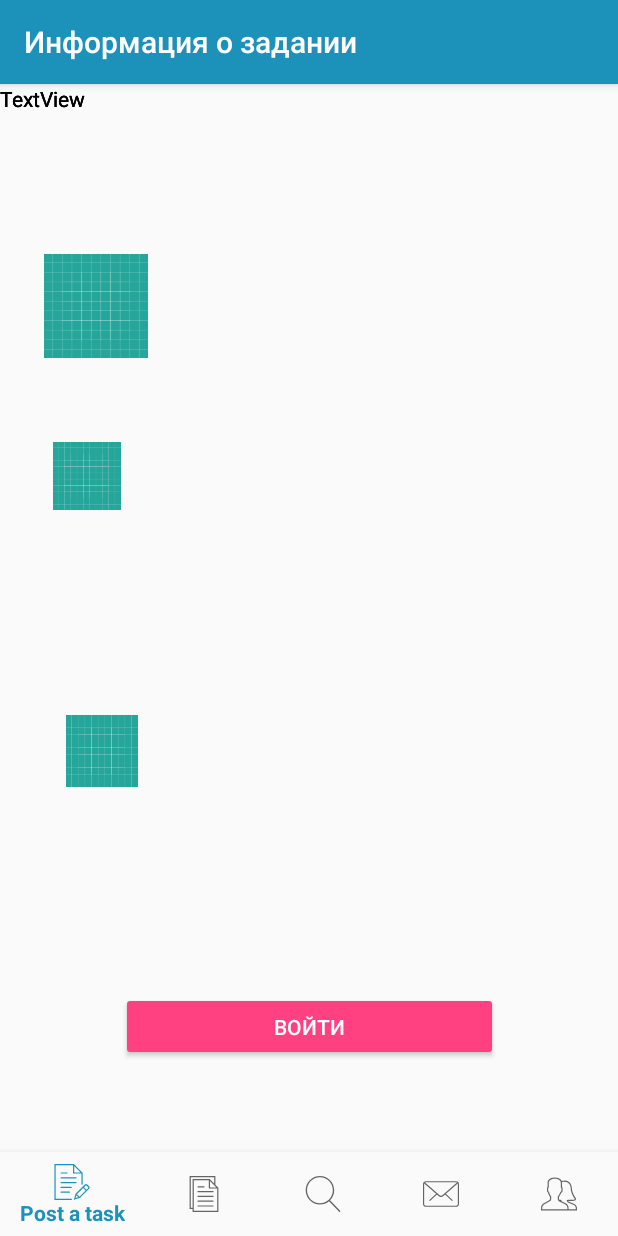
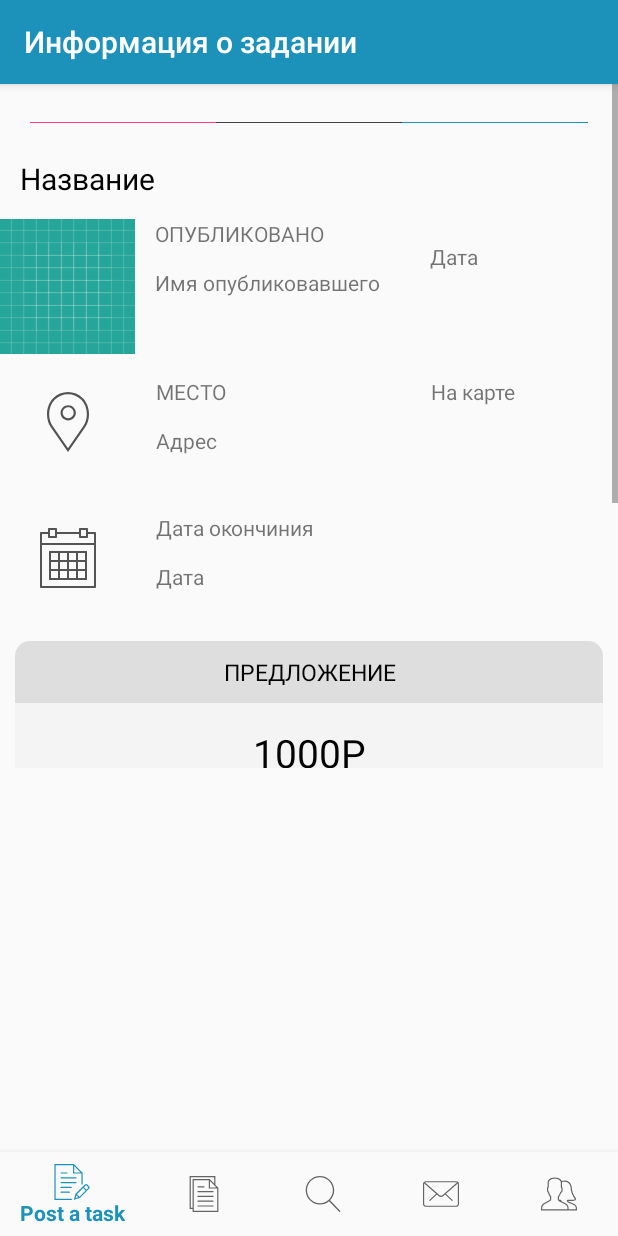
Before and after one commit to VitalyPortret/MyTaskAndroidClient, an Android app: the DetailTaskActivity screen opened directly, with no data from a screen before it, on a phone screen of 412 x 824 dp. Run offline under Robolectric (Android 15) with nearby library versions, the light colour scheme and no system bars; libraries missing offline, so code that uses them is left out: com.alibaba.fastjson.

Commit message:
Заполнение подробной информации о Task, добавление картинок Небольшой рефакторинг

```diff
--- a/app/src/main/java/ru/portretov/mytaskandroidclient/DetailTaskActivity.java
+++ b/app/src/main/java/ru/portretov/mytaskandroidclient/DetailTaskActivity.java
@@ -7,11 +7,12 @@ import android.support.annotation.NonNull;
 import android.support.design.widget.BottomNavigationView;
 import android.support.v7.app.AppCompatActivity;
 import android.view.MenuItem;
+import android.widget.TextView;
 
 import java.io.IOException;
-import java.util.List;
 
 import ru.portretov.mytaskandroidclient.entity.Task;
+import ru.portretov.mytaskandroidclient.entity.enumirate.TaskType;
 import ru.portretov.mytaskandroidclient.util.DataJsonUtil;
 import ru.portretov.mytaskandroidclient.util.ServerURL;
 import ru.portretov.mytaskandroidclient.util.WidgetUtil;
@@ -22,6 +23,8 @@ import ru.portretov.mytaskandroidclient.util.WidgetUtil;
 
 public class DetailTaskActivity extends AppCompatActivity implements BottomNavigationView.OnNavigationItemSelectedListener {
 
+    private TextView tvTitle, tvUserName, tvAddress, tvDueDate, tvPrice, tvDescription;
+
     @Override
     protected void onCreate(Bundle savedInstanceState) {
         super.onCreate(savedInstanceState);
@@ -30,16 +33,35 @@ public class DetailTaskActivity extends AppCompatActivity implements BottomNavig
         final String idTask = intent.getStringExtra("id");
 
         BottomNavigationView navigation = findViewById(R.id.navigation);
+        tvTitle = findViewById(R.id.tvTitle);
+        tvUserName = findViewById(R.id.tvUserName);
+        tvAddress = findViewById(R.id.tvAddress);
+        tvDueDate = findViewById(R.id.tvDueDate);
+        tvPrice = findViewById(R.id.tvPrice);
+        tvDescription = findViewById(R.id.tvDescription);
+
         navigation.setOnNavigationItemSelectedListener(this);
 
         new GetTaskById().execute(ServerURL.URL_TASK_BY_ID + idTask);
+    }
+
+    public void fillWidget(Task task){
+        tvTitle.setText(task.getTitle());
+        if (task.getTaskType() == TaskType.ONLINE_TASK) {
+            tvAddress.setText(R.string.online);
+        } else {
+            tvAddress.setText(task.getLocation());
+        }
+        //todo: Изменить адрес на адекватный и добавить картинки
+        tvDueDate.setText(task.getDueDate().toString());
+        tvPrice.setText(String.format("%f Р", task.getBudget()));
+        tvDescription.setText(task.getDescription());
     }
 
     @Override
     public boolean onNavigationItemSelected(@NonNull MenuItem item) {
         return WidgetUtil.setBottomNavigationItemSelected(this, item);
     }
-
 
     private class GetTaskById extends AsyncTask<String, Void, Task> {
         @Override
@@ -60,6 +82,10 @@ public class DetailTaskActivity extends AppCompatActivity implements BottomNavig
         @Override
         protected void onPostExecute(Task task) {
             super.onPostExecute(task);
+            if (task == null) {
+                return;
+            }
+            fillWidget(task);
         }
     }
 }
--- a/app/src/main/java/ru/portretov/mytaskandroidclient/PersonalTasksActivity.java
+++ b/app/src/main/java/ru/portretov/mytaskandroidclient/PersonalTasksActivity.java
@@ -1,7 +1,6 @@
 package ru.portretov.mytaskandroidclient;
 
 import android.content.Intent;
-import android.graphics.Bitmap;
 import android.os.AsyncTask;
 import android.os.Bundle;
 import android.support.annotation.NonNull;
@@ -64,7 +63,7 @@ public class PersonalTasksActivity extends AppCompatActivity implements
                 tvTaskName.setText(task.getTitle());
 //                tvTaskCost.setText(String.format("%s", task.getBudget() + " ₽"));
                 if (task.getTaskType() == TaskType.ONLINE_TASK) {
-                    tvTaskAddressOrOnline.setText(R.string.Online);
+                    tvTaskAddressOrOnline.setText(R.string.online);
                 } else if (task.getTaskType() == TaskType.TASK_WITH_LOCATION) {
                     tvTaskAddressOrOnline.setText(String.format("%s", task.getLocation()));
                 }
--- a/app/src/main/java/ru/portretov/mytaskandroidclient/util/WidgetUtil.java
+++ b/app/src/main/java/ru/portretov/mytaskandroidclient/util/WidgetUtil.java
@@ -15,6 +15,7 @@ import ru.portretov.mytaskandroidclient.R;
 
 public class WidgetUtil {
 
+    //TODO: сделать чтобы не просто переходило по меню, но и отображалось куда перешло
     public static boolean setBottomNavigationItemSelected(Context context, MenuItem item) {
         Intent intent;
         switch (item.getItemId()) {
--- /dev/null
+++ b/app/src/main/res/drawable/ic_calendar.xml
@@ -0,0 +1,5 @@
+<vector android:height="24dp" android:viewportHeight="60.0"
+    android:viewportWidth="60.0" android:width="24dp" xmlns:android="http://schemas.android.com/apk/res/android">
+    <path android:fillColor="#545454" android:pathData="M57,4h-7V1c0,-0.55 -0.45,-1 -1,-1h-7c-0.55,0 -1,0.45 -1,1v3H19V1c0,-0.55 -0.45,-1 -1,-1h-7c-0.55,0 -1,0.45 -1,1v3H3C2.45,4 2,4.45 2,5v11v43c0,0.55 0.45,1 1,1h54c0.55,0 1,-0.45 1,-1V16V5C58,4.45 57.55,4 57,4zM43,2h5v3v3h-5V5V2zM12,2h5v3v3h-5V5V2zM4,6h6v3c0,0.55 0.45,1 1,1h7c0.55,0 1,-0.45 1,-1V6h22v3c0,0.55 0.45,1 1,1h7c0.55,0 1,-0.45 1,-1V6h6v9H4V6zM4,58V17h52v41H4z"/>
+    <path android:fillColor="#545454" android:pathData="M38,23h-7h-2h-7h-2h-9v9v2v7v2v9h9h2h7h2h7h2h9v-9v-2v-7v-2v-9h-9H38zM31,25h7v7h-7V25zM38,41h-7v-7h7V41zM22,34h7v7h-7V34zM22,25h7v7h-7V25zM13,25h7v7h-7V25zM13,34h7v7h-7V34zM20,50h-7v-7h7V50zM29,50h-7v-7h7V50zM38,50h-7v-7h7V50zM47,50h-7v-7h7V50zM47,41h-7v-7h7V41zM47,25v7h-7v-7H47z"/>
+</vector>
--- /dev/null
+++ b/app/src/main/res/drawable/ic_placeholder.xml
@@ -0,0 +1,5 @@
+<vector android:height="24dp" android:viewportHeight="54.757"
+    android:viewportWidth="54.757" android:width="24dp" xmlns:android="http://schemas.android.com/apk/res/android">
+    <path android:fillColor="#545454" android:pathData="M27.56,12c-3.86,0 -7,3.14 -7,7s3.14,7 7,7s7,-3.14 7,-7S31.42,12 27.56,12zM27.56,24c-2.76,0 -5,-2.24 -5,-5s2.24,-5 5,-5s5,2.24 5,5S30.31,24 27.56,24z"/>
+    <path android:fillColor="#545454" android:pathData="M40.94,5.62C37.32,2 32.5,0 27.38,0c-5.12,0 -9.94,2 -13.56,5.62c-6.7,6.7 -7.54,19.31 -1.8,26.95L27.38,54.76L42.72,32.6C48.48,24.93 47.64,12.32 40.94,5.62zM41.1,31.43L27.38,51.24L13.64,31.4C8.44,24.47 9.19,13.08 15.23,7.03C18.48,3.79 22.79,2 27.38,2s8.9,1.79 12.15,5.03C45.58,13.08 46.32,24.47 41.1,31.43z"/>
+</vector>
--- a/app/src/main/res/layout/activity_browse_task.xml
+++ b/app/src/main/res/layout/activity_browse_task.xml
@@ -12,7 +12,7 @@
     <include
         android:id="@+id/include"
         layout="@layout/content_activity_task_list"
-        android:layout_width="wrap_content"
+        android:layout_width="match_parent"
         android:layout_height="456dp"
         app:layout_constraintBottom_toBottomOf="parent"
         app:layout_constraintHorizontal_bias="0.0"
--- a/app/src/main/res/layout/activity_detail_task.xml
+++ b/app/src/main/res/layout/activity_detail_task.xml
@@ -1,139 +1,25 @@
 <?xml version="1.0" encoding="utf-8"?>
-<android.support.constraint.ConstraintLayout xmlns:android="http://schemas.android.com/apk/res/android"
+<android.support.constraint.ConstraintLayout
+    xmlns:android="http://schemas.android.com/apk/res/android"
     xmlns:app="http://schemas.android.com/apk/res-auto"
     xmlns:tools="http://schemas.android.com/tools"
     android:id="@+id/container"
     android:layout_width="match_parent"
     android:layout_height="match_parent"
-    tools:context="ru.portretov.mytaskandroidclient.LoginActivity"
+    tools:context="ru.portretov.mytaskandroidclient.DetailTaskActivity"
     tools:layout_editor_absoluteY="81dp">
 
-    <Button
-        android:id="@+id/button"
-        style="@style/Widget.AppCompat.Button.Colored"
-        android:layout_width="251dp"
-        android:layout_height="46dp"
-        android:layout_marginBottom="8dp"
-        android:layout_marginTop="8dp"
-        android:text="@string/login"
+    <include
+        android:id="@+id/include"
+        layout="@layout/content_activity_detail_task"
+        android:layout_width="match_parent"
+        android:layout_height="456dp"
         app:layout_constraintBottom_toBottomOf="parent"
-        app:layout_constraintEnd_toEndOf="parent"
-        app:layout_constraintHorizontal_bias="0.503"
-        app:layout_constraintLeft_toLeftOf="parent"
-        app:layout_constraintRight_toRightOf="parent"
-        app:layout_constraintStart_toStartOf="parent"
-        app:layout_constraintTop_toTopOf="parent"
-        app:layout_constraintVertical_bias="0.846" />
-
-    <ImageView
-        android:id="@+id/imageView2"
-        android:layout_width="80dp"
-        android:layout_height="69dp"
-        android:layout_marginStart="8dp"
-        app:layout_constraintBottom_toBottomOf="parent"
-        app:layout_constraintEnd_toEndOf="parent"
         app:layout_constraintHorizontal_bias="0.0"
         app:layout_constraintLeft_toLeftOf="parent"
         app:layout_constraintRight_toRightOf="parent"
-        app:layout_constraintStart_toStartOf="@+id/guideline"
         app:layout_constraintTop_toTopOf="parent"
-        app:layout_constraintVertical_bias="0.162"
-        app:srcCompat="@drawable/ic_launcher_background" />
-
-    <TextView
-        android:id="@+id/textView"
-        android:layout_width="wrap_content"
-        android:layout_height="wrap_content"
-        android:text="TextView"
-        tools:layout_editor_absoluteX="67dp"
-        tools:layout_editor_absoluteY="24dp" />
-
-    <TextView
-        android:id="@+id/textView2"
-        android:layout_width="wrap_content"
-        android:layout_height="wrap_content"
-        android:text="TextView"
-        tools:layout_editor_absoluteX="125dp"
-        tools:layout_editor_absoluteY="81dp" />
-
-    <TextView
-        android:id="@+id/textView3"
-        android:layout_width="wrap_content"
-        android:layout_height="wrap_content"
-        android:text="TextView"
-        tools:layout_editor_absoluteX="125dp"
-        tools:layout_editor_absoluteY="122dp" />
-
-    <TextView
-        android:id="@+id/textView4"
-        android:layout_width="wrap_content"
-        android:layout_height="wrap_content"
-        android:text="TextView"
-        tools:layout_editor_absoluteX="298dp"
-        tools:layout_editor_absoluteY="122dp" />
-
-    <TextView
-        android:id="@+id/textView5"
-        android:layout_width="wrap_content"
-        android:layout_height="wrap_content"
-        android:text="TextView"
-        tools:layout_editor_absoluteX="125dp"
-        tools:layout_editor_absoluteY="168dp" />
-
-    <TextView
-        android:id="@+id/textView6"
-        android:layout_width="wrap_content"
-        android:layout_height="wrap_content"
-        android:text="TextView"
-        tools:layout_editor_absoluteX="125dp"
-        tools:layout_editor_absoluteY="217dp" />
-
-    <ImageView
-        android:id="@+id/imageView"
-        android:layout_width="51dp"
-        android:layout_height="45dp"
-        android:layout_marginBottom="8dp"
-        android:layout_marginLeft="16dp"
-        android:layout_marginStart="16dp"
-        android:layout_marginTop="44dp"
-        app:layout_constraintBottom_toTopOf="@+id/imageView12"
-        app:layout_constraintLeft_toLeftOf="parent"
-        app:layout_constraintStart_toStartOf="@+id/guideline"
-        app:layout_constraintTop_toBottomOf="@+id/imageView2"
-        app:layout_constraintVertical_bias="0.083"
-        app:srcCompat="@drawable/ic_launcher_background" />
-
-    <ImageView
-        android:id="@+id/imageView12"
-        android:layout_width="50dp"
-        android:layout_height="48dp"
-        android:layout_marginBottom="8dp"
-        android:layout_marginEnd="8dp"
-        android:layout_marginStart="8dp"
-        android:layout_marginTop="8dp"
-        app:layout_constraintBottom_toBottomOf="parent"
-        app:layout_constraintEnd_toEndOf="parent"
-        app:layout_constraintHorizontal_bias="0.056"
-        app:layout_constraintStart_toStartOf="@+id/guideline"
-        app:layout_constraintTop_toTopOf="parent"
-        app:layout_constraintVertical_bias="0.586"
-        app:srcCompat="@drawable/ic_launcher_background" />
-
-    <TextView
-        android:id="@+id/textView11"
-        android:layout_width="wrap_content"
-        android:layout_height="wrap_content"
-        android:text="TextView"
-        tools:layout_editor_absoluteX="125dp"
-        tools:layout_editor_absoluteY="270dp" />
-
-    <TextView
-        android:id="@+id/textView12"
-        android:layout_width="wrap_content"
-        android:layout_height="wrap_content"
-        android:text="TextView"
-        tools:layout_editor_absoluteX="125dp"
-        tools:layout_editor_absoluteY="318dp" />
+        app:layout_constraintVertical_bias="0.0" />
 
     <android.support.design.widget.BottomNavigationView
         android:id="@+id/navigation"
@@ -147,11 +33,4 @@
         app:layout_constraintRight_toRightOf="parent"
         app:menu="@menu/navigation" />
 
-    <android.support.constraint.Guideline
-        android:id="@+id/guideline"
-        android:layout_width="wrap_content"
-        android:layout_height="wrap_content"
-        android:orientation="vertical"
-        app:layout_constraintGuide_begin="16dp" />
-
 </android.support.constraint.ConstraintLayout>
--- a/app/src/main/res/layout/activity_personal_tasks.xml
+++ b/app/src/main/res/layout/activity_personal_tasks.xml
@@ -12,7 +12,7 @@
     <include
         android:id="@+id/include"
         layout="@layout/content_activity_task_list"
-        android:layout_width="wrap_content"
+        android:layout_width="match_parent"
         android:layout_height="456dp"
         app:layout_constraintBottom_toBottomOf="parent"
         app:layout_constraintHorizontal_bias="0.0"
--- a/app/src/main/res/layout/content_activity_detail_task.xml
+++ b/app/src/main/res/layout/content_activity_detail_task.xml
@@ -44,7 +44,7 @@
         </LinearLayout>
 
         <TextView
-            android:id="@+id/textView"
+            android:id="@+id/tvTitle"
             android:layout_width="wrap_content"
             android:layout_height="wrap_content"
             android:layout_margin="@dimen/margin_row"
@@ -64,9 +64,9 @@
 
                 <ImageView
                     android:id="@+id/imageView1"
-                    android:layout_width="98dp"
-                    android:layout_height="81dp"
-                    android:src="@drawable/login_background_image" />
+                    android:layout_width="90dp"
+                    android:layout_height="90dp"
+                    app:srcCompat="@drawable/ic_launcher_background"/>
 
                 <LinearLayout
                     android:layout_width="183dp"
@@ -82,7 +82,7 @@
                         android:text="ОПУБЛИКОВАНО" />
 
                     <TextView
-                        android:id="@+id/textView2"
+                        android:id="@+id/tvUserName"
                         android:layout_width="wrap_content"
                         android:layout_height="wrap_content"
                         android:layout_marginBottom="@dimen/margin_row"
@@ -96,6 +96,7 @@
                     android:layout_height="wrap_content"
                     android:layout_marginBottom="@dimen/margin_row"
                     android:layout_marginLeft="@dimen/left_margin_task_detail"
+                    android:layout_marginTop="15dp"
                     android:text="Дата" />
 
             </LinearLayout>
@@ -107,14 +108,16 @@
 
                 <ImageView
                     android:id="@+id/imageView2"
-                    android:layout_width="98dp"
-                    android:layout_height="81dp"
-                    android:src="@drawable/login_background_image" />
+                    android:layout_width="40dp"
+                    android:layout_height="40dp"
+                    android:layout_margin="25dp"
+                    app:srcCompat="@drawable/ic_placeholder" />
 
                 <LinearLayout
                     android:layout_width="183dp"
                     android:layout_height="match_parent"
                     android:paddingLeft="@dimen/left_margin_task_detail"
+                    android:paddingTop="15dp"
                     android:orientation="vertical">
 
                     <TextView
@@ -125,7 +128,7 @@
                         android:text="МЕСТО" />
 
                     <TextView
-                        android:id="@+id/textView5"
+                        android:id="@+id/tvAddress"
                         android:layout_width="wrap_content"
                         android:layout_height="wrap_content"
                         android:layout_marginBottom="@dimen/margin_row"
@@ -139,6 +142,7 @@
                     android:layout_height="wrap_content"
                     android:layout_marginBottom="@dimen/margin_row"
                     android:layout_marginLeft="@dimen/left_margin_task_detail"
+                    android:layout_marginTop="15dp"
                     android:text="На карте" />
 
             </LinearLayout>
@@ -150,14 +154,16 @@
 
                 <ImageView
                     android:id="@+id/imageView3"
-                    android:layout_width="98dp"
-                    android:layout_height="81dp"
-                    android:src="@drawable/login_background_image" />
+                    android:layout_width="40dp"
+                    android:layout_height="40dp"
+                    android:layout_margin="25dp"
+                    app:srcCompat="@drawable/ic_calendar" />
 
                 <LinearLayout
                     android:layout_width="183dp"
                     android:layout_height="match_parent"
                     android:paddingLeft="@dimen/left_margin_task_detail"
+                    android:paddingTop="15dp"
                     android:orientation="vertical">
 
                     <TextView
@@ -168,7 +174,7 @@
                         android:text="Дата окончиния" />
 
                     <TextView
-                        android:id="@+id/textView8"
+                        android:id="@+id/tvDueDate"
                         android:layout_width="wrap_content"
                         android:layout_height="wrap_content"
                         android:layout_marginBottom="@dimen/margin_row"
@@ -246,11 +252,10 @@
                 android:id="@+id/tvDescription"
                 android:layout_width="match_parent"
                 android:layout_height="wrap_content"
-                android:paddingTop="10dp"
+                android:paddingBottom="10dp"
                 android:paddingLeft="20dp"
                 android:paddingRight="20dp"
-                android:paddingBottom="10dp"
-                android:text="tvDescription"/>
+                android:paddingTop="10dp" />
 
         </LinearLayout>
 
--- a/app/src/main/res/values/strings.xml
+++ b/app/src/main/res/values/strings.xml
@@ -25,5 +25,5 @@
 
     <string name="minimun_10_char">Минимум 10 символов</string>
     <string name="minimum_25_char">Минимум 25 символов</string>
-    <string name="Online">Online</string>
+    <string name="online">Online</string>
 </resources>
```
